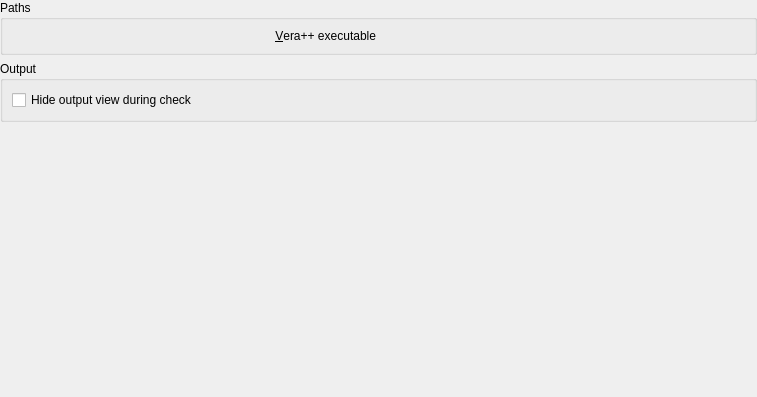
Old version of the form config/globalconfigpage.ui in the repository KDE/kdev-verapp.
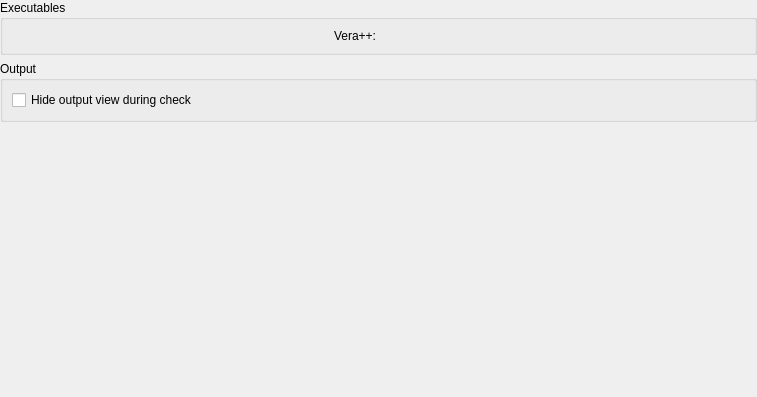
New version of the form. Custom widgets are drawn as their Qt base class.

What changed in the file:
```diff
--- a/config/globalconfigpage.ui
+++ b/config/globalconfigpage.ui
@@ -29,13 +29,13 @@
    <item>
     <widget class="QGroupBox" name="pathsGroupBox">
      <property name="title">
-      <string>Paths</string>
+      <string>Executables</string>
      </property>
      <layout class="QHBoxLayout" name="horizontalLayout">
       <item>
        <widget class="QLabel" name="verappLabel">
         <property name="text">
-         <string>&amp;Vera++ executable</string>
+         <string>Vera++:</string>
         </property>
         <property name="alignment">
          <set>Qt::AlignRight|Qt::AlignTrailing|Qt::AlignVCenter</set>
```
Left out of the diff: 2 changed lines with no effect on the pictures.
